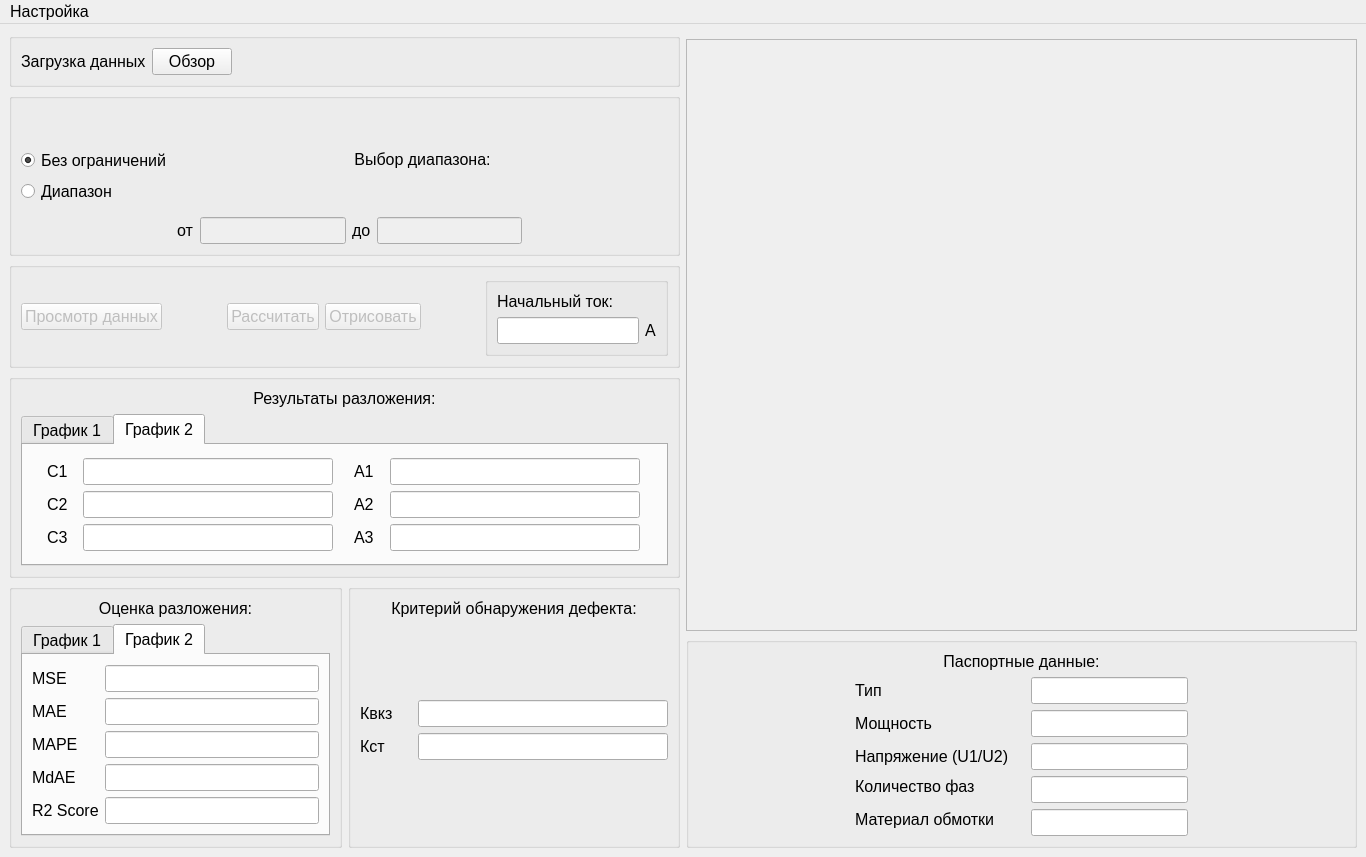
Before: the Qt Designer form ui/qt_ui/ui_mainwindow.ui in RuslanUsmanov/transformator_decomposer, drawn with Qt 5.
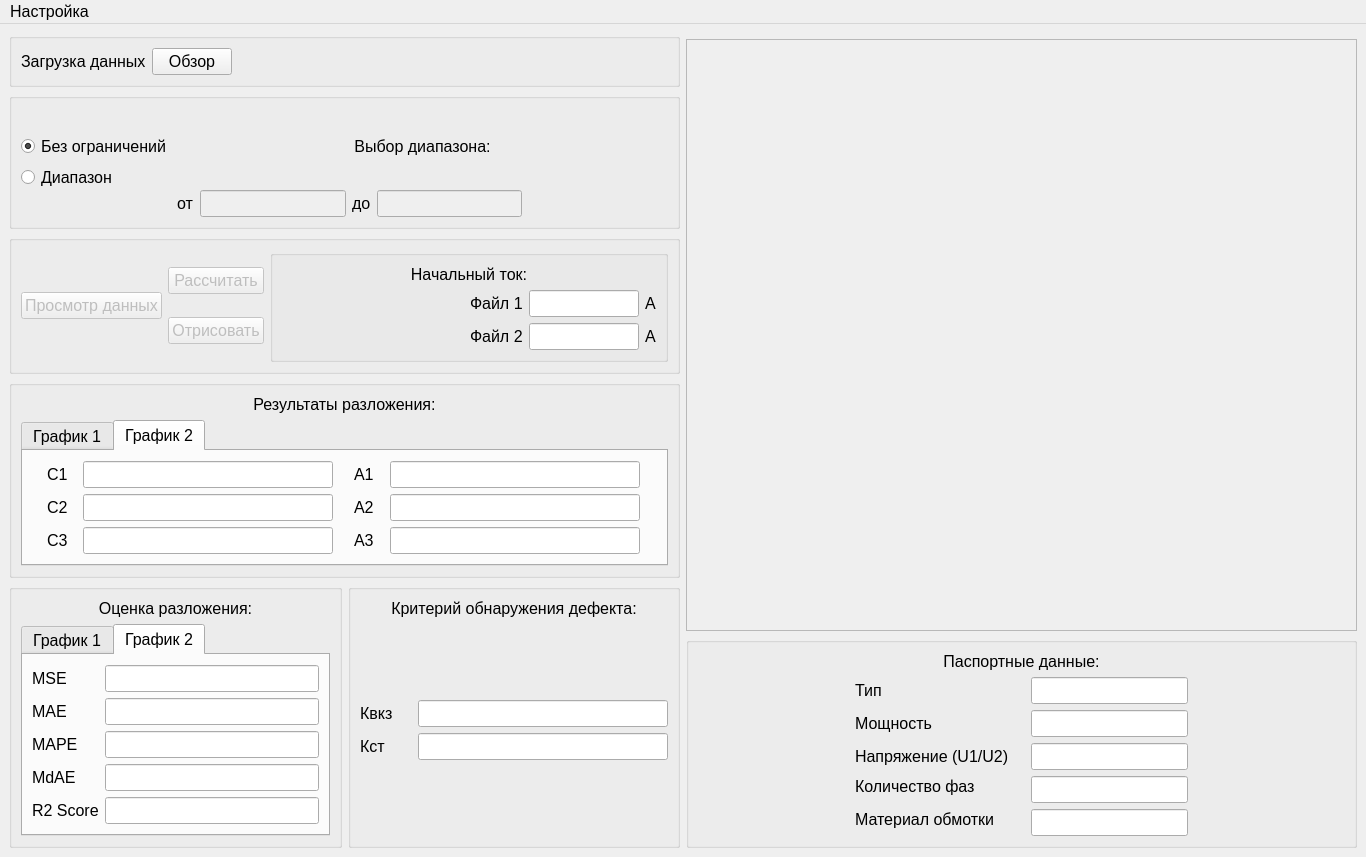
After: the same form once the commit is applied.

Commit message: Добавлено отображение начального тока для второго файла

Diff of the .ui file:
```diff
--- a/ui/qt_ui/ui_mainwindow.ui
+++ b/ui/qt_ui/ui_mainwindow.ui
@@ -215,12 +215,14 @@
           </layout>
          </widget>
         </item>
+       </layout>
+      </item>
         <item>
          <widget class="QGroupBox" name="groupBox">
           <property name="title">
            <string/>
           </property>
-          <layout class="QHBoxLayout" name="horizontalLayout_6">
+        <layout class="QHBoxLayout" name="horizontalLayout_3">
            <item>
             <widget class="QPushButton" name="data_view_pushbutton">
              <property name="enabled">
@@ -232,18 +234,7 @@
             </widget>
            </item>
            <item>
-            <spacer name="horizontalSpacer_14">
-             <property name="orientation">
-              <enum>Qt::Orientation::Horizontal</enum>
-             </property>
-             <property name="sizeHint" stdset="0">
-              <size>
-               <width>40</width>
-               <height>20</height>
-              </size>
-             </property>
-            </spacer>
-           </item>
+          <layout class="QVBoxLayout" name="verticalLayout_14">
            <item>
             <widget class="QPushButton" name="calculate_pushbutton">
              <property name="enabled">
@@ -264,36 +255,51 @@
              </property>
             </widget>
            </item>
-           <item>
-            <spacer name="horizontalSpacer_13">
-             <property name="orientation">
-              <enum>Qt::Orientation::Horizontal</enum>
-             </property>
-             <property name="sizeHint" stdset="0">
-              <size>
-               <width>40</width>
-               <height>20</height>
-              </size>
-             </property>
-            </spacer>
+          </layout>
            </item>
            <item>
             <widget class="QGroupBox" name="groupBox_starting_current">
+           <property name="alignment">
+            <set>Qt::AlignmentFlag::AlignRight|Qt::AlignmentFlag::AlignTrailing|Qt::AlignmentFlag::AlignVCenter</set>
+           </property>
              <layout class="QVBoxLayout" name="verticalLayout_3">
               <item>
                <widget class="QLabel" name="label_5">
                 <property name="text">
                  <string>Начальный ток:</string>
                 </property>
+              <property name="alignment">
+               <set>Qt::AlignmentFlag::AlignCenter</set>
+              </property>
                </widget>
               </item>
               <item>
                <layout class="QHBoxLayout" name="horizontalLayout_5">
                 <item>
-                 <widget class="QLineEdit" name="current_start_lineedit">
+               <spacer name="horizontalSpacer_13">
+                <property name="orientation">
+                 <enum>Qt::Orientation::Horizontal</enum>
+                </property>
+                <property name="sizeHint" stdset="0">
+                 <size>
+                  <width>40</width>
+                  <height>20</height>
+                 </size>
+                </property>
+               </spacer>
+              </item>
+              <item>
+               <widget class="QLabel" name="file_0_label">
+                <property name="text">
+                 <string>Файл 1</string>
+                </property>
+               </widget>
+              </item>
+              <item>
+               <widget class="QLineEdit" name="current_start_lineedit_0">
                   <property name="maximumSize">
                    <size>
-                    <width>150</width>
+                  <width>110</width>
                     <height>16777215</height>
                    </size>
                   </property>
@@ -311,13 +317,55 @@
                 </item>
                </layout>
               </item>
-             </layout>
-            </widget>
-           </item>
-          </layout>
+            <item>
+             <layout class="QHBoxLayout" name="horizontalLayout_6">
+              <item>
+               <spacer name="horizontalSpacer_14">
+                <property name="orientation">
+                 <enum>Qt::Orientation::Horizontal</enum>
+                </property>
+                <property name="sizeHint" stdset="0">
+                 <size>
+                  <width>40</width>
+                  <height>20</height>
+                 </size>
+                </property>
+               </spacer>
+              </item>
+              <item>
+               <widget class="QLabel" name="file_1_label">
+                <property name="text">
+                 <string>Файл 2</string>
+                </property>
+               </widget>
+              </item>
+              <item>
+               <widget class="QLineEdit" name="current_start_lineedit_1">
+                <property name="maximumSize">
+                 <size>
+                  <width>110</width>
+                  <height>16777215</height>
+                 </size>
+                </property>
+                <property name="readOnly">
+                 <bool>true</bool>
+                </property>
+               </widget>
+              </item>
+              <item>
+               <widget class="QLabel" name="label_42">
+                <property name="text">
+                 <string>А</string>
+                </property>
+               </widget>
+              </item>
+             </layout>
+            </item>
+           </layout>
          </widget>
         </item>
        </layout>
+       </widget>
       </item>
       <item>
        <widget class="QGroupBox" name="groupBox_3">
```
Lines whose indentation alone changed are shown as unchanged. The commit also changes 2 other files.
